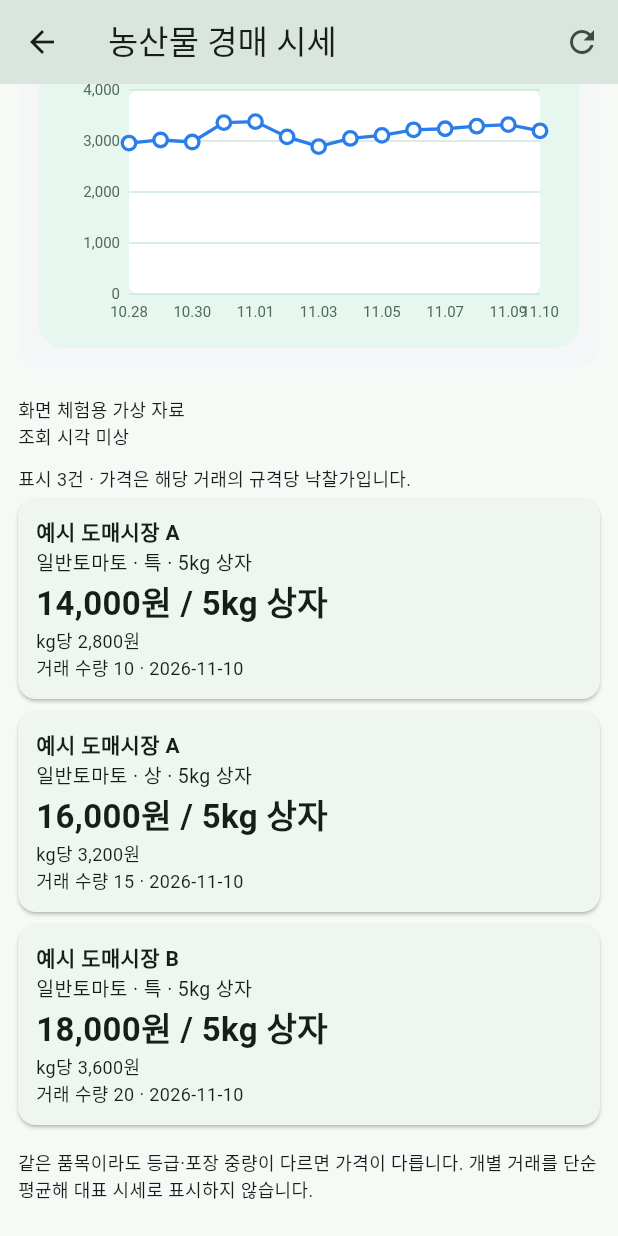
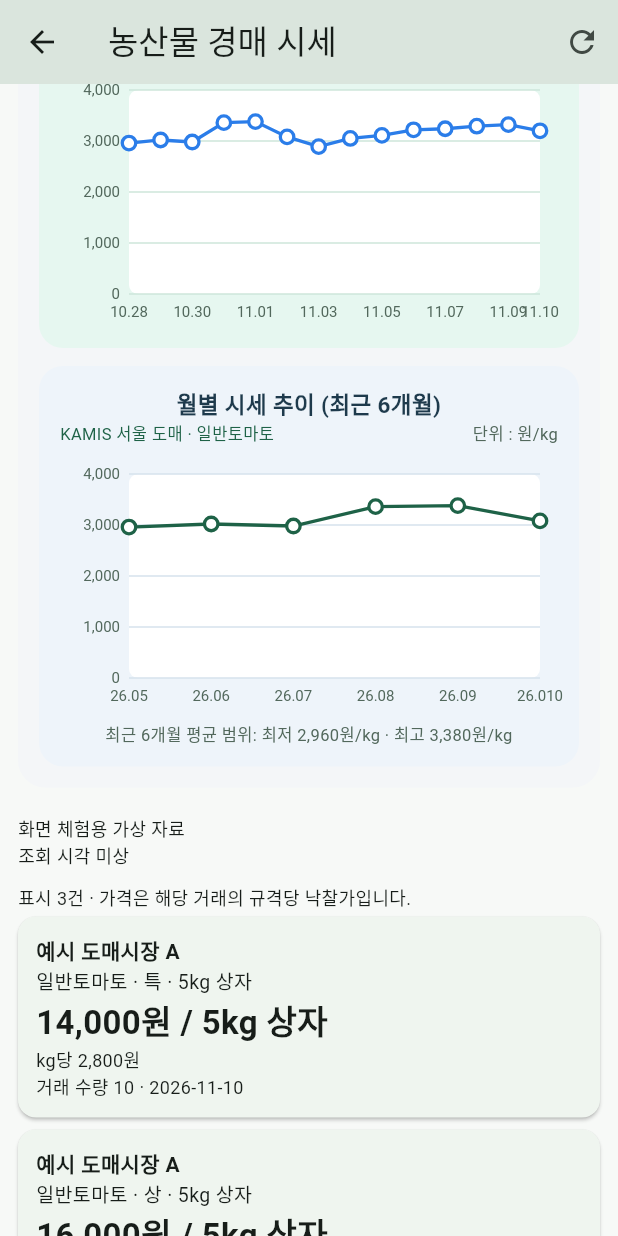
Before and after one commit to OKHand/Hangyeol-app, a Flutter app: the MarketPricesPage screen opened directly, scrolled down 576 dp, after a tap on the "refresh" icon, on a phone screen of 412 x 824 dp. Run offline on Flutter 3.47's test engine with Material 3 defaults, Android fonts, the phone set to English and light mode, and no system bars; our stand-ins replace flutter_secure_storage, geolocator, image_picker, webview_flutter; missing offline and left inert: exif, file_selector, webview_windows; accounts and stored records are empty.

Commit message:
feat(market): add KAMIS monthly price trend chart below daily trend

```diff
--- a/apps/flutter_shell/lib/src/market/market_prices.dart
+++ b/apps/flutter_shell/lib/src/market/market_prices.dart
@@ -93,9 +93,21 @@ Map<String,dynamic> marketSample(String product,{String? label}){
     final mm=d.month.toString().padLeft(2,'0'),dd=d.day.toString().padLeft(2,'0');
     return <String,dynamic>{'date':'${d.year}-$mm-$dd','label':'$mm.$dd','avgPricePerKg':(basePerKg+deltas[i]).round(),'avgPackagePrice':basePrice+deltas[i]*baseKg,'totalWeightKg':45*baseKg};
   });
+  final monthlyTrend=<String,dynamic>{
+    'supported':true,
+    'unit':'1kg',
+    'unitLabel':'원/kg',
+    'isPerKg':true,
+    'regionName':'서울',
+    'cropLabel':name,
+    'source':'KAMIS 농산물유통정보 (예시)',
+    'points':[
+      for(var i=0;i<6;i++){'month':'2026-0${i+5}','label':'26.0${i+5}','avgPrice':(basePerKg+deltas[i]).round()},
+    ],
+  };
   return {
     'product':product,'date':marketSampleDate,'sample':true,'source':'화면 체험용 가상 자료','fetchedAt':'','total':3,'truncated':false,
-    'quotes':quotes,'trend':trend,
+    'quotes':quotes,'trend':trend,'monthlyTrend':monthlyTrend,
   };
 }
 String marketMoney(num value)=>value.round().toString().replaceAllMapped(RegExp(r'(\d)(?=(\d{3})+(?!\d))'),(m)=>'${m[1]},');
@@ -119,7 +131,7 @@ class _MarketPricesPageState extends State<MarketPricesPage> {
   late bool _sample;
   late DateTime _date;
   Map<String,dynamic>? _data;
-  bool _loading=false,_loadingMoreQuotes=false,_loadingTrend=false,_syncingCodes=false,_showGrades=false;
+  bool _loading=false,_loadingMoreQuotes=false,_loadingTrend=false,_loadingMonthly=false,_syncingCodes=false,_showGrades=false;
   int _generation=0,_trendLoadedBatches=0,_totalTrendBatches=3;
   int? _nextCodeStart=1;
   @override
@@ -138,7 +150,7 @@ class _MarketPricesPageState extends State<MarketPricesPage> {
   }
   Future<void> _load() async {
     final generation=++_generation;
-    setState((){_loading=true;_loadingMoreQuotes=false;_loadingTrend=false;_trendLoadedBatches=0;_error='';_data=null;_market='';});
+    setState((){_loading=true;_loadingMoreQuotes=false;_loadingTrend=false;_loadingMonthly=false;_trendLoadedBatches=0;_error='';_data=null;_market='';});
     try{
       final params=<String,dynamic>{
         'product':_product,
@@ -174,11 +186,31 @@ class _MarketPricesPageState extends State<MarketPricesPage> {
   }
   Future<void> _loadProgressive(int generation,Map<String,dynamic> firstPage) async {
     final needTrend=firstPage['trendPending']==true;
+    final needMonthly=MarketPreferences.current.showMonthlyTrend&&firstPage['monthlyTrend']==null&&(firstPage['trendPending']==true||firstPage['monthlyTrendPending']==true);
     var nextPage=firstPage['nextPage'] as int?;
-    if(!needTrend&&nextPage==null){return;}
+    if(!needTrend&&!needMonthly&&nextPage==null){return;}
     final batches=_buildTrendBatches(MarketPreferences.current.trendDays);
     if(mounted&&generation==_generation){
-      setState((){_loadingTrend=needTrend;_totalTrendBatches=batches.length;_loadingMoreQuotes=nextPage!=null;});
+      setState((){_loadingTrend=needTrend;_loadingMonthly=needMonthly;_totalTrendBatches=batches.length;_loadingMoreQuotes=nextPage!=null;});
+    }
+    Future<void> fetchMonthlyTrend() async {
+      if(!needMonthly){return;}
+      try{
+        final res=await widget.client!.call('market.prices',params:{
+          'product':_product,
+          'date':marketDay(_date),
+          'monthlyTrend':true,
+          'months':12,
+          if(firstPage['large'] is String)'large':firstPage['large'],
+          if(firstPage['mid'] is String)'mid':firstPage['mid'],
+          if(firstPage['small'] is String)'small':firstPage['small'],
+          if(_marketCode!='110001')'marketCode':_marketCode,
+          if(_codeParams!=null)..._codeParams!,
+        });
+        if(!mounted||generation!=_generation||_data==null){return;}
+        setState((){_data={..._data!,'monthlyTrend':res};});
+      }catch(_){}
+      if(mounted&&generation==_generation){setState(()=>_loadingMonthly=false);}
     }
     Future<void> fetchTrendBatches() async {
       if(!needTrend){return;}
@@ -239,7 +271,7 @@ class _MarketPricesPageState extends State<MarketPricesPage> {
       }
       if(mounted&&generation==_generation){setState(()=>_loadingMoreQuotes=false);}
     }
-    await Future.wait([fetchTrendBatches(),fetchRemainingQuotePages()]);
+    await Future.wait([fetchTrendBatches(),fetchMonthlyTrend(),fetchRemainingQuotePages()]);
   }
   Future<void> _syncCatalogue() async {
     if(_syncingCodes||widget.client==null){return;}
@@ -289,7 +321,7 @@ class _MarketPricesPageState extends State<MarketPricesPage> {
     final result=await Navigator.of(context).push<bool>(MaterialPageRoute(builder:(_)=>MarketSetupPage(client:widget.client!,onAuthError:widget.onAuthError,canManage:widget.canManage)));
     if(result==true&&mounted){
       final p=MarketPreferences.current;
-      final needReload=_marketCode!=p.defaultMarketCode||(!p.visibleProducts.contains(_product)&&_customLabel.isEmpty);
+      final needReload=_marketCode!=p.defaultMarketCode||(!p.visibleProducts.contains(_product)&&_customLabel.isEmpty)||(p.showMonthlyTrend&&_data?['monthlyTrend']==null);
       setState((){
         _marketCode=p.defaultMarketCode;
         _showGrades=p.autoExpandGrades;
@@ -431,6 +463,58 @@ class _MarketPricesPageState extends State<MarketPricesPage> {
             ]),
           ),
         ],
+        if(prefs.showMonthlyTrend)...[
+          _monthlyTrendSection(),
+        ],
+      ]),
+    );
+  }
+  Widget _monthlyTrendSection(){
+    final monthly=_data?['monthlyTrend'] is Map?Map<String,dynamic>.from(_data!['monthlyTrend'] as Map):null;
+    final rawPoints=List<Map<String,dynamic>>.from(monthly?['points'] as List? ?? []);
+    final mPoints=<({String label,double value})>[
+      for(final p in rawPoints)
+        if(p['avgPrice'] is num)
+          (label:'${p['label']??p['month']??''}',value:(p['avgPrice'] as num).toDouble()),
+    ];
+    if(!_loadingMonthly&&mPoints.isEmpty){
+      if(monthly!=null&&monthly['supported']==false){
+        return Padding(
+          padding:const EdgeInsets.only(top:10),
+          child:Text('${monthly['reason']??'KAMIS 월별 시세 추이를 제공하지 않는 품목입니다.'}',style:const TextStyle(fontSize:11,color:Color(0xff52685c))),
+        );
+      }
+      return const SizedBox.shrink();
+    }
+    final unitLabel='${monthly?['unitLabel']??'원/kg'}';
+    final region='${monthly?['regionName']??''}';
+    final cropLabel='${monthly?['cropLabel']??''}';
+    final subTitle=mPoints.isEmpty
+      ?'KAMIS 월평균 도매가격 불러오는 중…'
+      :'KAMIS ${region.isEmpty?'도매':'$region 도매'}${cropLabel.isEmpty?'':' · $cropLabel'}';
+    final minVal=mPoints.isEmpty?null:mPoints.map((e)=>e.value).reduce(math.min).round();
+    final maxVal=mPoints.isEmpty?null:mPoints.map((e)=>e.value).reduce(math.max).round();
+    return Container(
+      key:const Key('market-monthly-trend-chart'),
+      margin:const EdgeInsets.only(top:12),
+      padding:const EdgeInsets.fromLTRB(14,14,14,12),
+      decoration:BoxDecoration(color:const Color(0xffeef4fa),borderRadius:BorderRadius.circular(16)),
+      child:Column(crossAxisAlignment:CrossAxisAlignment.stretch,children:[
+        Text('월별 시세 추이${mPoints.isNotEmpty?' (최근 ${mPoints.length}개월)':''}',textAlign:TextAlign.center,style:const TextStyle(fontSize:15,fontWeight:FontWeight.bold,color:Color(0xff1e3a4c))),
+        Row(mainAxisAlignment:MainAxisAlignment.spaceBetween,children:[
+          Flexible(child:Text(subTitle,overflow:TextOverflow.ellipsis,style:const TextStyle(fontSize:11,color:Color(0xff1e6247)))),
+          const SizedBox(width:8),
+          Text('단위 : $unitLabel',style:const TextStyle(fontSize:11,color:Color(0xff52685c))),
+        ]),
+        if(_loadingMonthly)const Padding(padding:EdgeInsets.only(top:6),child:LinearProgressIndicator(minHeight:2)),
+        if(mPoints.isNotEmpty)...[
+          const SizedBox(height:8),
+          SizedBox(height:170,child:CustomPaint(painter:_MarketTrendPainter(points:mPoints,lineColor:const Color(0xff1e6247),gridColor:const Color(0xffd6e2ec)))),
+          if(minVal!=null&&maxVal!=null)Padding(
+            padding:const EdgeInsets.only(top:6),
+            child:Text('최근 ${mPoints.length}개월 평균 범위: 최저 ${marketMoney(minVal)}$unitLabel · 최고 ${marketMoney(maxVal)}$unitLabel',textAlign:TextAlign.center,style:const TextStyle(fontSize:11,color:Color(0xff52685c))),
+          ),
+        ],
       ]),
     );
   }
@@ -534,8 +618,14 @@ class _MarketPricesPageState extends State<MarketPricesPage> {
 }
 
 class _MarketTrendPainter extends CustomPainter {
-  const _MarketTrendPainter({required this.points});
+  const _MarketTrendPainter({
+    required this.points,
+    this.lineColor=const Color(0xff2b7de9),
+    this.gridColor=const Color(0xffcde5da),
+  });
   final List<({String label,double value})> points;
+  final Color lineColor;
+  final Color gridColor;
   @override
   void paint(Canvas canvas,Size size){
     if(points.isEmpty){return;}
@@ -545,7 +635,7 @@ class _MarketTrendPainter extends CustomPainter {
     final maxVal=points.map((p)=>p.value).reduce(math.max);
     final step=maxVal<=0?100.0:math.pow(10,math.max(1,(math.log(maxVal)/math.ln10).floor())).toDouble();
     final yMax=math.max(step*4,((maxVal/(step/2)).ceil()*(step/2)).toDouble());
-    final gridPaint=Paint()..color=const Color(0xffcde5da)..strokeWidth=1;
+    final gridPaint=Paint()..color=gridColor..strokeWidth=1;
     final bgPaint=Paint()..color=Colors.white;
     canvas.drawRRect(RRect.fromRectAndRadius(Rect.fromLTWH(leftPad,topPad,chartW,chartH),const Radius.circular(6)),bgPaint);
     for(var i=0;i<=4;i++){
@@ -569,15 +659,15 @@ class _MarketTrendPainter extends CustomPainter {
     if(coords.length>1){
       final path=Path()..moveTo(coords.first.dx,coords.first.dy);
       for(final pt in coords.skip(1)){path.lineTo(pt.dx,pt.dy);}
-      canvas.drawPath(path,Paint()..color=const Color(0xff2b7de9)..style=PaintingStyle.stroke..strokeWidth=2.2);
+      canvas.drawPath(path,Paint()..color=lineColor..style=PaintingStyle.stroke..strokeWidth=2.2);
     }
     final fillPaint=Paint()..color=Colors.white..style=PaintingStyle.fill;
-    final strokePaint=Paint()..color=const Color(0xff2b7de9)..style=PaintingStyle.stroke..strokeWidth=2.2;
+    final strokePaint=Paint()..color=lineColor..style=PaintingStyle.stroke..strokeWidth=2.2;
     for(final pt in coords){
       canvas.drawCircle(pt,4.5,fillPaint);
       canvas.drawCircle(pt,4.5,strokePaint);
     }
   }
   @override
-  bool shouldRepaint(covariant _MarketTrendPainter oldDelegate)=>oldDelegate.points!=points;
+  bool shouldRepaint(covariant _MarketTrendPainter oldDelegate)=>oldDelegate.points!=points||oldDelegate.lineColor!=lineColor||oldDelegate.gridColor!=gridColor;
 }
--- a/apps/flutter_shell/lib/src/market/market_setup.dart
+++ b/apps/flutter_shell/lib/src/market/market_setup.dart
@@ -41,6 +41,7 @@ class MarketPreferences {
     this.trendDays=14,
     this.preferPerKg=true,
     this.autoExpandGrades=false,
+    this.showMonthlyTrend=true,
   }):visibleProducts=visibleProducts??marketOrderedProducts.keys.toSet();
 
   String defaultMarketCode;
@@ -49,6 +50,7 @@ class MarketPreferences {
   int trendDays;
   bool preferPerKg;
   bool autoExpandGrades;
+  bool showMonthlyTrend;
 
   static MarketPreferences current=MarketPreferences();
   static void reset()=>current=MarketPreferences();
@@ -79,6 +81,7 @@ class _MarketSetupPageState extends State<MarketSetupPage> {
   late int _prefTrendDays;
   late bool _prefPerKg;
   late bool _prefAutoGrades;
+  late bool _prefShowMonthly;
 
   static const products={'chal-tomato':'찰토마토','date-cherry-tomato':'대추방울토마토'};
   @override
@@ -91,6 +94,7 @@ class _MarketSetupPageState extends State<MarketSetupPage> {
     _prefTrendDays=p.trendDays;
     _prefPerKg=p.preferPerKg;
     _prefAutoGrades=p.autoExpandGrades;
+    _prefShowMonthly=p.showMonthlyTrend;
     if(widget.canManage){_load();}
   }
   void _applyPreferences(){
@@ -102,7 +106,8 @@ class _MarketSetupPageState extends State<MarketSetupPage> {
       ..visibleProducts=Set<String>.from(_prefVisible)
       ..trendDays=_prefTrendDays
       ..preferPerKg=_prefPerKg
-      ..autoExpandGrades=_prefAutoGrades;
+      ..autoExpandGrades=_prefAutoGrades
+      ..showMonthlyTrend=_prefShowMonthly;
     Navigator.pop(context,true);
   }
   Future<void> _work(Future<void> Function() run) async {
@@ -171,6 +176,14 @@ class _MarketSetupPageState extends State<MarketSetupPage> {
         value:_prefAutoGrades,
         onChanged:(v)=>setState(()=>_prefAutoGrades=v),
       ),
+      SwitchListTile(
+        key:const Key('market-pref-monthly-trend'),
+        contentPadding:EdgeInsets.zero,
+        title:const Text('KAMIS 월별 시세 추이 그래프 표시'),
+        subtitle:const Text('일별 시세 추이 아래에 최근 12개월 월평균 도매 시세를 함께 표시합니다.'),
+        value:_prefShowMonthly,
+        onChanged:(v)=>setState(()=>_prefShowMonthly=v),
+      ),
       const Divider(height:24),
       Row(mainAxisAlignment:MainAxisAlignment.spaceBetween,children:[
         const Text('상단 빠른 선택 품목 관리',style:TextStyle(fontSize:15,fontWeight:FontWeight.bold)),
```
Also changed, not shown: 3 other files.
